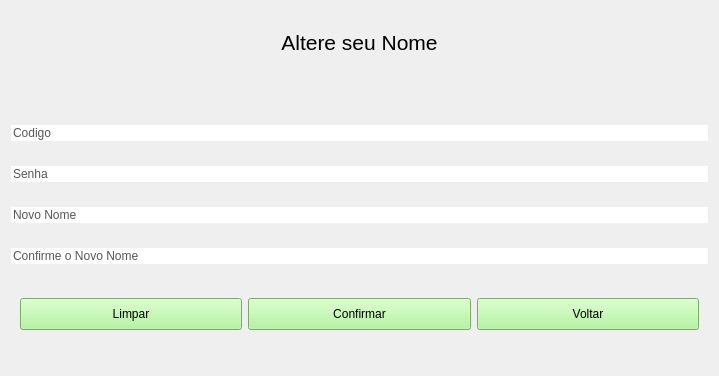
First picture: the form in VirtualWallet/src/vision/wforgotname.ui, repository joaovicentesouto/INE5417, before the edit.
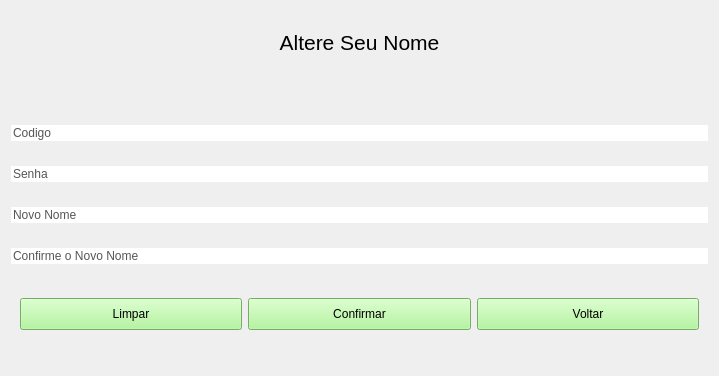
Second picture: the form after the edit.

```diff
--- a/VirtualWallet/src/vision/wforgotname.ui
+++ b/VirtualWallet/src/vision/wforgotname.ui
@@ -26,7 +26,7 @@
 }</string>
      </property>
      <property name="text">
-      <string>Altere seu Nome</string>
+      <string>Altere Seu Nome</string>
      </property>
     </widget>
    </item>
```
